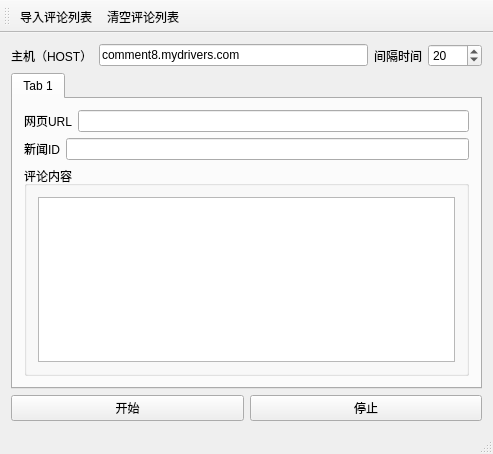
First picture: the form in auto_dirvers_fatie/auto_dirvers_fatie.ui, repository blacksjt/autobots, before the edit.
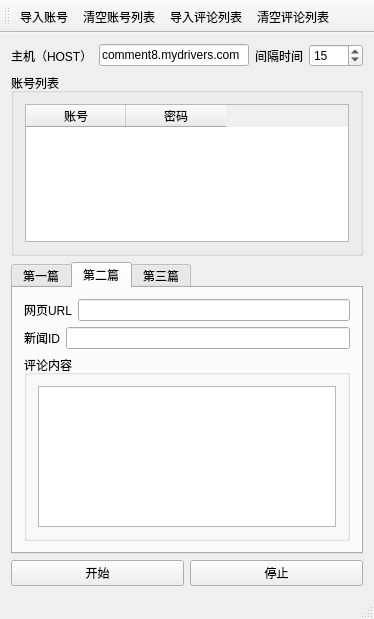
Second picture: the form after the edit. The open tabs and pages were chosen to show the change.

Commit message: dirvers post

```diff
--- a/auto_dirvers_fatie/auto_dirvers_fatie.ui
+++ b/auto_dirvers_fatie/auto_dirvers_fatie.ui
@@ -6,33 +6,15 @@
    <rect>
     <x>0</x>
     <y>0</y>
-    <width>493</width>
-    <height>454</height>
+    <width>374</width>
+    <height>619</height>
    </rect>
   </property>
   <property name="windowTitle">
    <string>驱动之家发帖</string>
   </property>
   <widget class="QWidget" name="centralWidget">
-   <layout class="QGridLayout" name="gridLayout">
-    <item row="2" column="0">
-     <layout class="QHBoxLayout" name="horizontalLayout_4">
-      <item>
-       <widget class="QPushButton" name="pushButton_start">
-        <property name="text">
-         <string>开始</string>
-        </property>
-       </widget>
-      </item>
-      <item>
-       <widget class="QPushButton" name="pushButton_stop">
-        <property name="text">
-         <string>停止</string>
-        </property>
-       </widget>
-      </item>
-     </layout>
-    </item>
+   <layout class="QGridLayout" name="gridLayout_9">
     <item row="0" column="0">
      <layout class="QHBoxLayout" name="horizontalLayout_10">
       <item>
@@ -77,7 +59,7 @@
            <number>5</number>
           </property>
           <property name="value">
-           <number>20</number>
+           <number>15</number>
           </property>
          </widget>
         </item>
@@ -86,13 +68,42 @@
      </layout>
     </item>
     <item row="1" column="0">
+     <widget class="QGroupBox" name="groupBox_2">
+      <property name="sizePolicy">
+       <sizepolicy hsizetype="Preferred" vsizetype="Preferred">
+        <horstretch>4</horstretch>
+        <verstretch>0</verstretch>
+       </sizepolicy>
+      </property>
+      <property name="title">
+       <string>账号列表</string>
+      </property>
+      <layout class="QGridLayout" name="gridLayout_4">
+       <item row="0" column="0">
+        <widget class="QTableWidget" name="tableWidget_account_id">
+         <column>
+          <property name="text">
+           <string>账号</string>
+          </property>
+         </column>
+         <column>
+          <property name="text">
+           <string>密码</string>
+          </property>
+         </column>
+        </widget>
+       </item>
+      </layout>
+     </widget>
+    </item>
+    <item row="2" column="0">
      <widget class="QTabWidget" name="tabWidget_comments">
       <property name="currentIndex">
        <number>0</number>
       </property>
       <widget class="QWidget" name="tab">
        <attribute name="title">
-        <string>Tab 1</string>
+        <string>第一篇</string>
        </attribute>
        <layout class="QGridLayout" name="gridLayout_3">
         <item row="0" column="0">
@@ -169,8 +180,168 @@
         </item>
        </layout>
       </widget>
+      <widget class="QWidget" name="tab_2">
+       <attribute name="title">
+        <string>第二篇</string>
+       </attribute>
+       <layout class="QGridLayout" name="gridLayout">
+        <item row="0" column="0">
+         <layout class="QHBoxLayout" name="horizontalLayout_13">
+          <item>
+           <widget class="QLabel" name="label_8">
+            <property name="text">
+             <string>网页URL</string>
+            </property>
+           </widget>
+          </item>
+          <item>
+           <widget class="QLineEdit" name="lineEdit_url2">
+            <property name="enabled">
+             <bool>true</bool>
+            </property>
+           </widget>
+          </item>
+         </layout>
+        </item>
+        <item row="1" column="0">
+         <layout class="QHBoxLayout" name="horizontalLayout_14">
+          <item>
+           <widget class="QLabel" name="label_7">
+            <property name="text">
+             <string>新闻ID</string>
+            </property>
+           </widget>
+          </item>
+          <item>
+           <widget class="QLineEdit" name="lineEdit_news_id2">
+            <property name="enabled">
+             <bool>true</bool>
+            </property>
+            <property name="text">
+             <string/>
+            </property>
+           </widget>
+          </item>
+         </layout>
+        </item>
+        <item row="2" column="0">
+         <widget class="QGroupBox" name="groupBox_4">
+          <property name="sizePolicy">
+           <sizepolicy hsizetype="Preferred" vsizetype="Preferred">
+            <horstretch>6</horstretch>
+            <verstretch>0</verstretch>
+           </sizepolicy>
+          </property>
+          <property name="title">
+           <string>评论内容</string>
+          </property>
+          <layout class="QGridLayout" name="gridLayout_8">
+           <item row="0" column="0">
+            <widget class="QListWidget" name="listWidget_comment_id2">
+             <property name="sizePolicy">
+              <sizepolicy hsizetype="Expanding" vsizetype="Expanding">
+               <horstretch>2</horstretch>
+               <verstretch>0</verstretch>
+              </sizepolicy>
+             </property>
+            </widget>
+           </item>
+          </layout>
+         </widget>
+        </item>
+       </layout>
+      </widget>
+      <widget class="QWidget" name="tab_3">
+       <attribute name="title">
+        <string>第三篇</string>
+       </attribute>
+       <layout class="QGridLayout" name="gridLayout_5">
+        <item row="0" column="0">
+         <layout class="QHBoxLayout" name="horizontalLayout_7">
+          <item>
+           <widget class="QLabel" name="label_9">
+            <property name="text">
+             <string>网页URL</string>
+            </property>
+           </widget>
+          </item>
+          <item>
+           <widget class="QLineEdit" name="lineEdit_url3">
+            <property name="enabled">
+             <bool>true</bool>
+            </property>
+           </widget>
+          </item>
+         </layout>
+        </item>
+        <item row="1" column="0">
+         <layout class="QHBoxLayout" name="horizontalLayout_9">
+          <item>
+           <widget class="QLabel" name="label_10">
+            <property name="text">
+             <string>新闻ID</string>
+            </property>
+           </widget>
+          </item>
+          <item>
+           <widget class="QLineEdit" name="lineEdit_news_id3">
+            <property name="enabled">
+             <bool>true</bool>
+            </property>
+            <property name="text">
+             <string/>
+            </property>
+           </widget>
+          </item>
+         </layout>
+        </item>
+        <item row="2" column="0">
+         <widget class="QGroupBox" name="groupBox_5">
+          <property name="sizePolicy">
+           <sizepolicy hsizetype="Preferred" vsizetype="Preferred">
+            <horstretch>6</horstretch>
+            <verstretch>0</verstretch>
+           </sizepolicy>
+          </property>
+          <property name="title">
+           <string>评论内容</string>
+          </property>
+          <layout class="QGridLayout" name="gridLayout_10">
+           <item row="0" column="0">
+            <widget class="QListWidget" name="listWidget_comment_id3">
+             <property name="sizePolicy">
+              <sizepolicy hsizetype="Expanding" vsizetype="Expanding">
+               <horstretch>2</horstretch>
+               <verstretch>0</verstretch>
+              </sizepolicy>
+             </property>
+            </widget>
+           </item>
+          </layout>
+         </widget>
+        </item>
+       </layout>
+      </widget>
      </widget>
     </item>
+    <item row="3" column="0">
+     <layout class="QHBoxLayout" name="horizontalLayout_4">
+      <item>
+       <widget class="QPushButton" name="pushButton_start">
+        <property name="text">
+         <string>开始</string>
+        </property>
+       </widget>
+      </item>
+      <item>
+       <widget class="QPushButton" name="pushButton_stop">
+        <property name="text">
+         <string>停止</string>
+        </property>
+       </widget>
+      </item>
+     </layout>
+    </item>
    </layout>
   </widget>
   <widget class="QMenuBar" name="menuBar">
@@ -190,6 +361,8 @@
    <attribute name="toolBarBreak">
     <bool>false</bool>
    </attribute>
+   <addaction name="action_from_txt"/>
+   <addaction name="action_clear_accounts"/>
    <addaction name="action_import_commentid"/>
    <addaction name="action_clear_comments"/>
   </widget>
```
Left out of the diff: 2 changed lines with no effect on the pictures. The commit also changes 7 other files.
